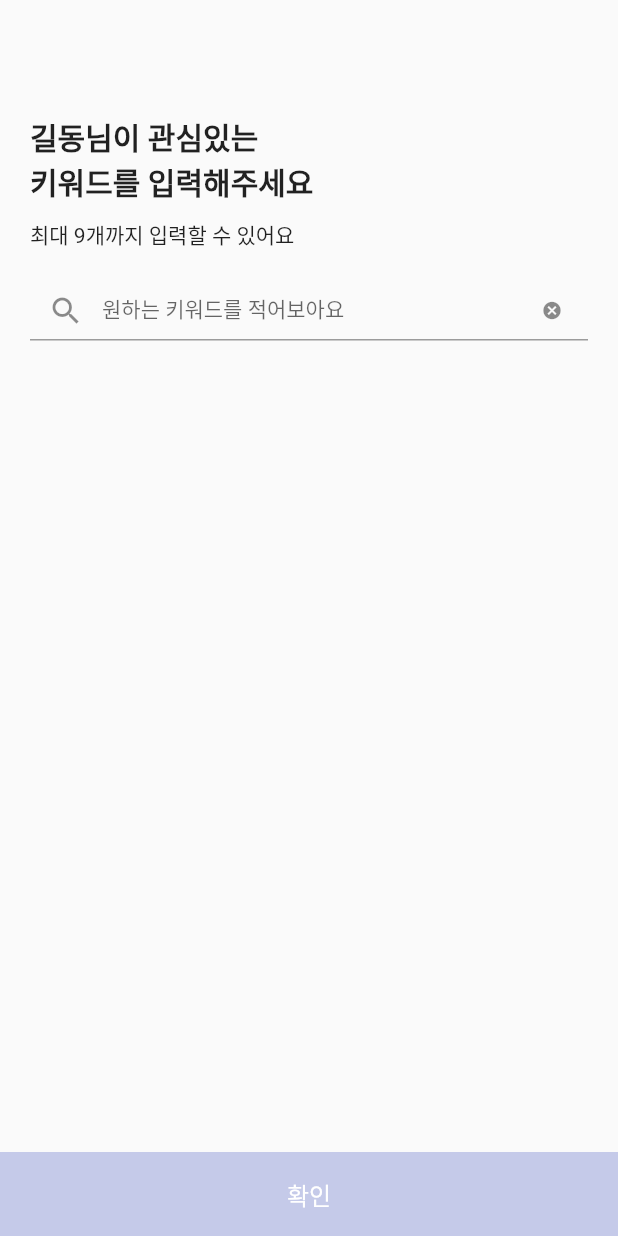
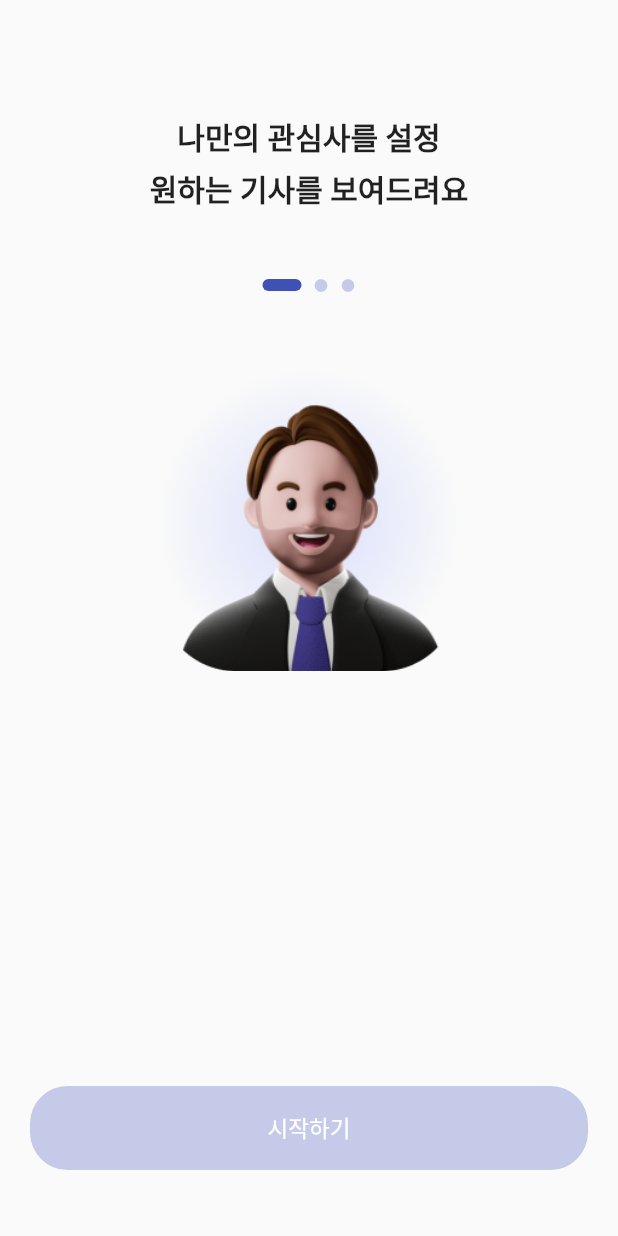
Before and after one commit to seungminnk/newz, a Flutter app: the screen it shows after launch, on a phone screen of 412 x 824 dp. Run offline on Flutter 3.47's test engine with Material 2 defaults, Android fonts, the phone set to English and light mode, and no system bars; drawn by our look-alikes of carousel_slider; our stand-ins replace dio, expansion_tile_card, firebase_core, flutter_svg, get, google_mobile_ads and 1 more; missing offline and left inert: flutter_inappwebview; accounts and stored records are empty; network calls fail; Roboto replaces fonts that are missing (Pretendard).

Commit message:
[feature] 앱 소개 온보딩 페이지 추가

```diff
--- a/lib/application/routes/app_routes.dart
+++ b/lib/application/routes/app_routes.dart
@@ -8,4 +8,6 @@ class AppRoutes {
   static const onboarding = '/onboarding';
   static const onboardingResult = '/onboarding/result';
   static const login = '/login';
+  static const introduction = '/intro';
+  static const introductionFinal = '/intro/fin';
 }
--- a/lib/application/routes/app_routes_info.dart
+++ b/lib/application/routes/app_routes_info.dart
@@ -4,6 +4,8 @@ import 'package:newz/application/routes/app_routes.dart';
 import 'package:newz/feature/home/view/home_view.dart';
 import 'package:newz/feature/login/view/login.dart';
 import 'package:newz/feature/mypage/view/mypage_view.dart';
+import 'package:newz/feature/onboarding/view/introduction_final_view.dart';
+import 'package:newz/feature/onboarding/view/introduction_view.dart';
 import 'package:newz/feature/onboarding/view/onboarding_result_view.dart';
 import 'package:newz/feature/onboarding/view/onboarding_view.dart';
 import 'package:newz/feature/search/view/search_view.dart';
@@ -19,5 +21,7 @@ class AppRoutesInfo {
     AppRoutes.onboarding: (context) => const OnboardingView(),
     AppRoutes.onboardingResult: (context) => const OnboardingResultView(),
     AppRoutes.login: (context) => Login(),
+    AppRoutes.introduction: (context) => const IntroductionView(),
+    AppRoutes.introductionFinal: (context) => const IntroductionFinalView(),
   };
 }
--- a/lib/feature/application/view/application_view.dart
+++ b/lib/feature/application/view/application_view.dart
@@ -5,7 +5,7 @@ import 'package:newz/application/user/controller/user_data_controller.dart';
 import 'package:newz/feature/application/controller/application_controller.dart';
 import 'package:newz/feature/home/view/home_view.dart';
 import 'package:newz/feature/mypage/view/mypage_view.dart';
-import 'package:newz/feature/onboarding/view/onboarding_view.dart';
+import 'package:newz/feature/onboarding/view/introduction_view.dart';
 import 'package:newz/feature/search/view/search_view.dart';
 import 'package:newz/feature/test_page/view/test_page_view.dart';
 
@@ -20,7 +20,7 @@ class ApplicationView extends GetView<ApplicationController> {
     return Obx(() => Scaffold(
           body: UserDataController.to.didSelectKeywords.value
               ? _buildPageView()
-              : const OnboardingView(),
+              : const IntroductionView(),
           bottomNavigationBar: UserDataController.to.didSelectKeywords.value
               ? _buildBottomNavigationBar(controller)
               : null,
--- /dev/null
+++ b/lib/feature/onboarding/controller/introduction_controller.dart
@@ -0,0 +1,11 @@
+import 'package:get/get.dart';
+
+class IntroductionController extends GetxController {
+  static IntroductionController get to => Get.find<IntroductionController>();
+
+  RxInt carouselIndex = 0.obs;
+
+  void changeCarouselIndex(int index) {
+    carouselIndex(index);
+  }
+}
--- /dev/null
+++ b/lib/feature/onboarding/view/introduction_view.dart
@@ -0,0 +1,167 @@
+import 'package:flutter/material.dart';
+import 'package:carousel_slider/carousel_slider.dart';
+import 'package:get/get.dart';
+import 'package:newz/application/routes/app_routes.dart';
+
+import '../controller/introduction_controller.dart';
+
+class IntroductionView extends StatelessWidget {
+  const IntroductionView({Key? key}) : super(key: key);
+
+  @override
+  Widget build(BuildContext context) {
+    Get.put(IntroductionController());
+
+    CarouselController carouselController = CarouselController();
+    List<Map<String, dynamic>> carouselItem = [
+      {"id": 1, "text1": "나만의 관심사를 설정", "text2": "원하는 기사를 보여드려요"},
+      {"id": 2, "text1": "넘치는 기사들 사이에서", "text2": "원하는 기사를 요약해드려요"},
+      {"id": 3, "text1": "관심있는 기사는", "text2": "스크랩해서 저장해볼까요"},
+    ];
+
+    return Scaffold(
+      body: Column(
+        children: [
+          Container(
+            height: 56,
+          ),
+          Expanded(
+            child: Column(children: [
+              CarouselSlider(
+                options: CarouselOptions(
+                  height: 400,
+                  enableInfiniteScroll: false,
+                  onPageChanged: (index, changeReason) {
+                    IntroductionController.to.changeCarouselIndex(index);
+                  },
+                ),
+                carouselController: carouselController,
+                items: carouselItem.map((item) {
+                  return Builder(
+                    builder: (BuildContext context) {
+                      return Container(
+                        width: MediaQuery.of(context).size.width,
+                        margin: const EdgeInsets.symmetric(horizontal: 5.0),
+                        child: Column(
+                          children: [
+                            const SizedBox(height: 20),
+                            Text(
+                              item['text1'],
+                              style: const TextStyle(
+                                fontSize: 20,
+                                fontWeight: FontWeight.w600,
+                              ),
+                            ),
+                            const SizedBox(height: 5),
+                            Text(
+                              item['text2'],
+                              style: const TextStyle(
+                                fontSize: 20,
+                                fontWeight: FontWeight.w600,
+                              ),
+                            ),
+                            const SizedBox(height: 40),
+                            Obx(
+                              () => Row(
+                                mainAxisAlignment: MainAxisAlignment.center,
+                                children: [
+                                  IntroductionController
+                                              .to.carouselIndex.value ==
+                                          0
+                                      ? rectangleIndicator()
+                                      : dotIndicator(),
+                                  IntroductionController
+                                              .to.carouselIndex.value ==
+                                          1
+                                      ? rectangleIndicator()
+                                      : dotIndicator(),
+                                  IntroductionController
+                                              .to.carouselIndex.value ==
+                                          2
+                                      ? rectangleIndicator()
+                                      : dotIndicator(),
+                                ],
+                              ),
+                            ),
+                            const SizedBox(height: 40),
+                            Expanded(
+                              child: Image(
+                                image: AssetImage(
+                                    'assets/images/intro_${item['id']}.png'),
+                                width: 200,
+                                height: 200,
+                              ),
+                            ),
+                          ],
+                        ),
+                      );
+                    },
+                  );
+                }).toList(),
+              ),
+            ]),
+          ),
+          Obx(
+            () => Container(
+              margin: const EdgeInsets.all(20),
+              width: double.infinity,
+              height: 56,
+              decoration: BoxDecoration(
+                borderRadius: BorderRadius.circular(25),
+                color: IntroductionController.to.carouselIndex.value == 2
+                    ? const Color(0xFF3F51B5)
+                    : const Color(0xFFC5CAE9),
+              ),
+              child: TextButton(
+                onPressed: IntroductionController.to.carouselIndex.value == 2
+                    ? () {
+                        Get.toNamed(AppRoutes.introductionFinal);
+                      }
+                    : null,
+                child: const Text(
+                  "시작하기",
+                  style: TextStyle(
+                    fontSize: 15,
+                    color: Colors.white,
+                  ),
+                ),
+              ),
+            ),
+          ),
+          const SizedBox(height: 24),
+        ],
+      ),
+    );
+  }
+
+  rectangleIndicator() {
+    return Container(
+      padding: const EdgeInsets.symmetric(
+        horizontal: 4,
+        vertical: 4,
+      ),
+      child: Container(
+        height: 8,
+        width: 26,
+        decoration: BoxDecoration(
+          color: const Color(0xFF3F51B5),
+          borderRadius: BorderRadius.circular(10),
+        ),
+      ),
+    );
+  }
+
+  dotIndicator() {
+    return Container(
+      padding: const EdgeInsets.symmetric(
+        horizontal: 4,
+        vertical: 4,
+      ),
+      child: const Icon(
+        Icons.circle,
+        color: Color(0xFFC5CAE9),
+        size: 10,
+      ),
+    );
+  }
+}
--- a/pubspec.yaml
+++ b/pubspec.yaml
@@ -48,6 +48,7 @@ dependencies:
   google_sign_in: ^5.4.3
   firebase_core: ^2.4.1
   firebase_auth: ^4.2.5
+  carousel_slider: ^4.2.1
 
 
 dev_dependencies:
```
Also changed, not shown: lib/application/user/controller/user_data_controller.dart (+6 -6 lines), lib/feature/onboarding/view/introduction_final_view.dart (added, +78 -0 lines), lib/feature/onboarding/view/onboarding_view.dart (+22 -13 lines), assets/images/intro_1.png (added), assets/images/intro_2.png (added), assets/images/intro_3.png (added), assets/images/intro_4.png (added).
